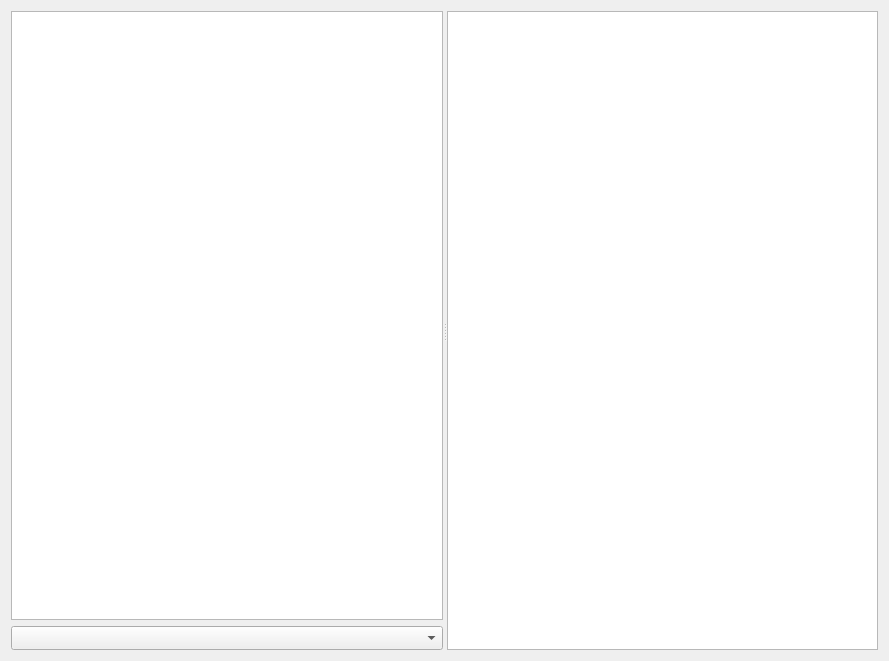
Old version of the form plugins/StashViewer/characterviewer.ui in the repository Novynn/Adamant.
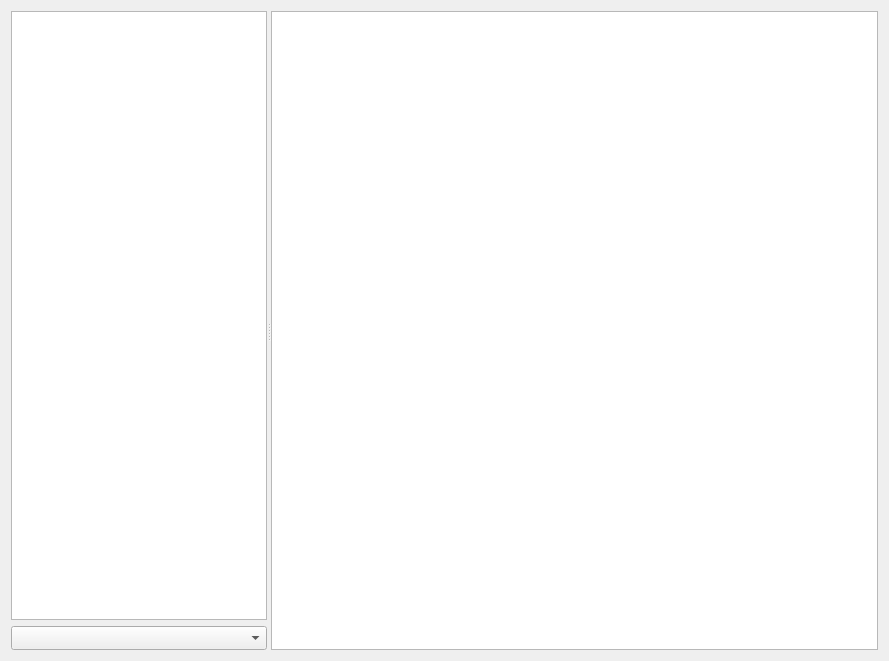
New version of the form.

What changed in the file:
```diff
--- a/plugins/StashViewer/characterviewer.ui
+++ b/plugins/StashViewer/characterviewer.ui
@@ -23,6 +23,18 @@
       <enum>Qt::Horizontal</enum>
      </property>
      <widget class="QWidget" name="widget" native="true">
+      <property name="minimumSize">
+       <size>
+        <width>256</width>
+        <height>0</height>
+       </size>
+      </property>
+      <property name="maximumSize">
+       <size>
+        <width>16777215</width>
+        <height>16777215</height>
+       </size>
+      </property>
       <layout class="QVBoxLayout" name="verticalLayout">
        <property name="leftMargin">
         <number>0</number>
@@ -44,6 +56,15 @@
          <property name="showDropIndicator" stdset="0">
           <bool>false</bool>
          </property>
+         <property name="alternatingRowColors">
+          <bool>true</bool>
+         </property>
+         <property name="movement">
+          <enum>QListView::Static</enum>
+         </property>
+         <property name="isWrapping" stdset="0">
+          <bool>false</bool>
+         </property>
          <property name="viewMode">
           <enum>QListView::ListMode</enum>
          </property>
@@ -64,7 +85,14 @@
        </item>
       </layout>
      </widget>
-     <widget class="QGraphicsView" name="graphicsView"/>
+     <widget class="QGraphicsView" name="graphicsView">
+      <property name="sizePolicy">
+       <sizepolicy hsizetype="Expanding" vsizetype="Expanding">
+        <horstretch>5</horstretch>
+        <verstretch>0</verstretch>
+       </sizepolicy>
+      </property>
+     </widget>
     </widget>
    </item>
   </layout>
```
Left out of the diff: 2 changed lines with no effect on the pictures.
